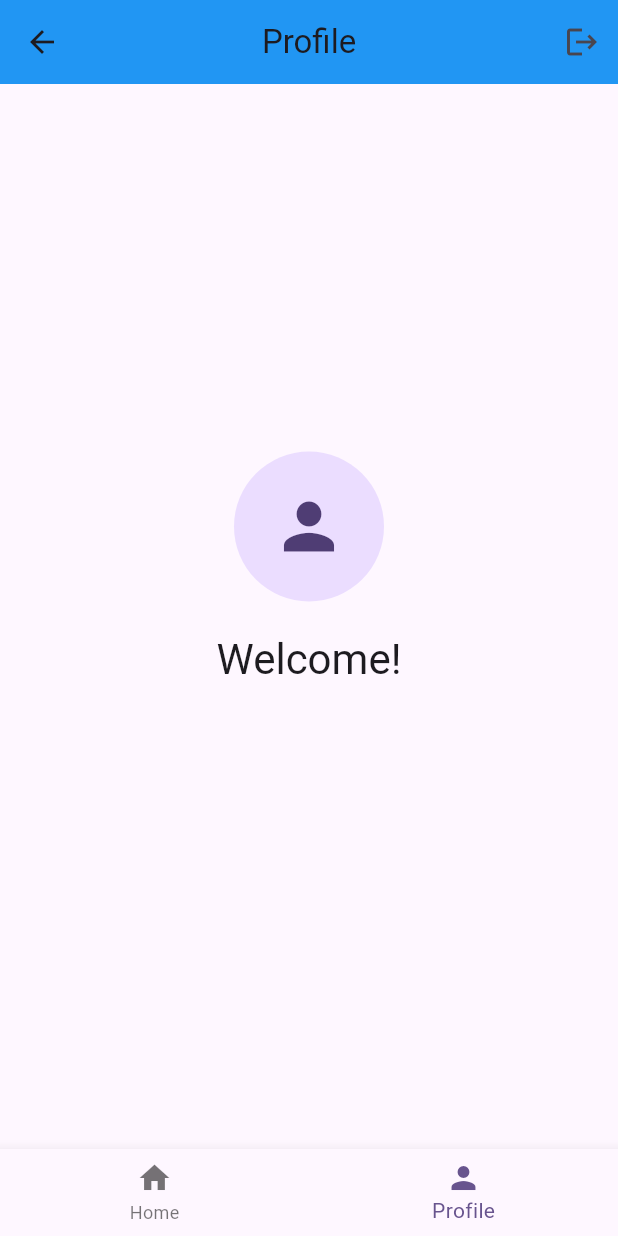
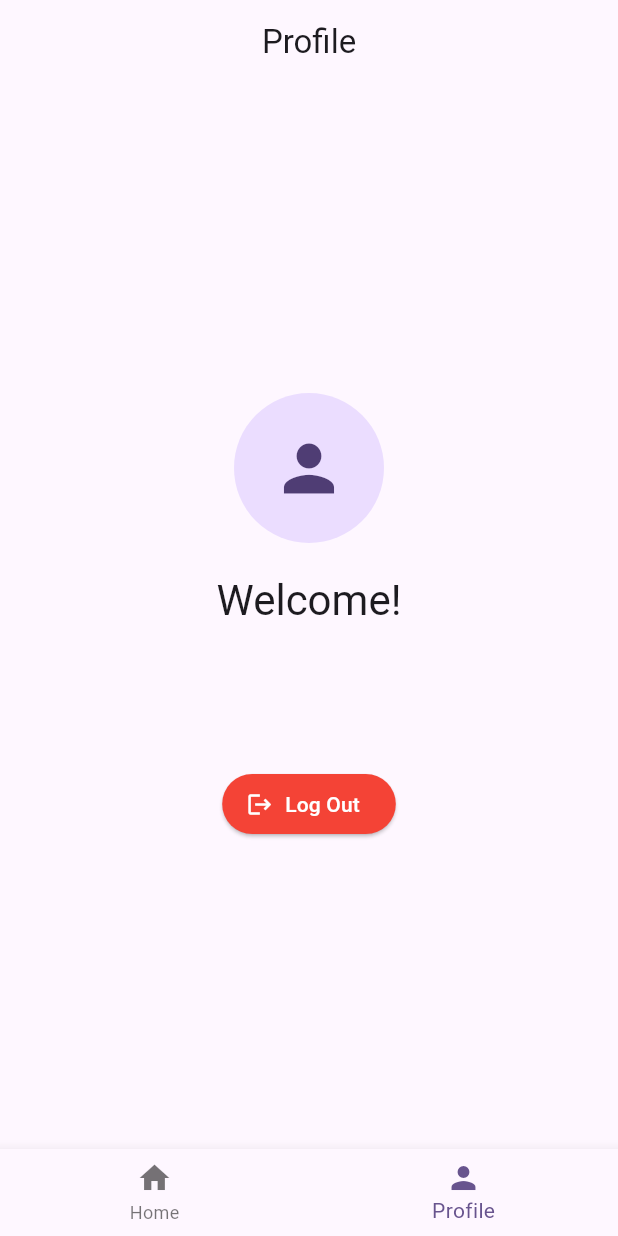
Before and after one commit to thendy18/edu_call2, a Flutter app: the AppMainScreen screen opened directly, item 2 of the bottom bar chosen, on a phone screen of 412 x 824 dp. Run offline on Flutter 3.47's test engine with Material 3 defaults, Android fonts, the phone set to English and light mode, and no system bars; our stand-ins replace cloud_firestore, firebase_auth, firebase_core, google_sign_in; missing offline and left inert: zego_uikit_prebuilt_video_conference; accounts and stored records are empty.

```diff
--- a/lib/features/auth/screen/google_login_screen.dart
+++ b/lib/features/auth/screen/google_login_screen.dart
@@ -1,7 +1,7 @@
 import 'package:firebase_auth/firebase_auth.dart';
 import 'package:flutter/material.dart';
 import 'package:projek_akhir_edukasi/features/auth/service/google_auth_service.dart';
-import 'package:projek_akhir_edukasi/features/home/screen/home_screen.dart';
+import 'package:projek_akhir_edukasi/features/home/screen/app_main_screen.dart';
 class GoogleLoginScreen extends StatefulWidget {
   const GoogleLoginScreen({super.key});
 
@@ -24,7 +24,7 @@
       if (userCredential != null && mounted) {
         Navigator.pushReplacement(
           context,
-          MaterialPageRoute(builder: (context) => const HomeScreen()),
+          MaterialPageRoute(builder: (context) => const AppMainScreen()),
         );
       } else {
         setState(() {
--- a/lib/features/home/screen/app_main_screen.dart
+++ b/lib/features/home/screen/app_main_screen.dart
@@ -1,4 +1,5 @@
 // lib/features/home/screen/app_main_screen.dart
+
 import 'package:flutter/material.dart';
 import 'package:projek_akhir_edukasi/features/home/screen/home_screen.dart';
 import 'package:projek_akhir_edukasi/features/home/screen/profile_screen.dart';
@@ -15,7 +16,6 @@
 
   // Daftar halaman yang akan ditampilkan
   List<Widget> pages = [
-
     // Halaman 0: Home
     const HomeScreen(),
 
@@ -26,7 +26,18 @@
   @override
   Widget build(BuildContext context) {
     return Scaffold(
-      body: pages[_page], // tampilkan halaman sesuai _page
+      // TAMBAHKAN APPBAR DI SINI agar Bottom Bar tidak tertutup
+      // Kita setel judulnya secara dinamis
+      appBar: AppBar(
+        title: Text(_page == 0 ? 'Home' : 'Profile'),
+        elevation: 0,
+        centerTitle: true,
+      ),
+
+      // Halaman yang sedang aktif
+      body: pages[_page],
+
+      // Bottom Navigation Bar
       bottomNavigationBar: BottomNavigationBar(
         currentIndex: _page,
         onTap: (index) {
--- a/lib/features/home/screen/home_screen.dart
+++ b/lib/features/home/screen/home_screen.dart
@@ -62,11 +62,11 @@
   @override
   Widget build(BuildContext context) {
     return Scaffold(
-      appBar: AppBar(
-        title: const Text('Home'),
-        elevation: 0,
-        centerTitle: true,
-      ),
+      // appBar: AppBar(
+      //   title: const Text('Home'),
+      //   elevation: 0,
+      //   centerTitle: true,
+      // ),
       body: Column(
         mainAxisAlignment: MainAxisAlignment.center,
         children: [
--- a/lib/features/home/screen/profile_screen.dart
+++ b/lib/features/home/screen/profile_screen.dart
@@ -1,4 +1,5 @@
 // lib/features/home/screen/profile_screen.dart
+
 import 'package:flutter/material.dart';
 import 'package:firebase_auth/firebase_auth.dart';
 import 'package:projek_akhir_edukasi/features/auth/screen/google_login_screen.dart';
@@ -11,32 +12,8 @@
   @override
   Widget build(BuildContext context) {
     final user = FirebaseAuth.instance.currentUser;
-
     return Scaffold(
-      appBar: AppBar(
-        title: const Text('Profile'),
-        backgroundColor: Colors.blue,
-        elevation: 0,
-        centerTitle: true,
-        actions: [
-          IconButton(
-            icon: const Icon(Icons.logout),
-            onPressed: () async {
-
-              //  1: LOGOUT LOGIC
-              await GoogleAuthService().signOut();
-
-              if (context.mounted) {
-                // PERBAIKAN 2: NAVIGASI
-                Navigator.of(context).pushAndRemoveUntil(
-                  MaterialPageRoute(builder: (context) => const GoogleLoginScreen()),
-                  (route) => false, // Hapus semua history
-                );
-              }
-            },
-          ),
-        ],
-      ),
+      // --- Tombol logout dipindahkan ke BODY agar bisa diakses ---
       body: Center(
         child: Column(
           mainAxisAlignment: MainAxisAlignment.center,
@@ -68,6 +45,28 @@
               user?.email ?? '',
               style: Theme.of(context).textTheme.bodyMedium,
             ),
+
+            // --- TOMBOL LOGOUT DIPINDAHKAN KE SINI (BODY) ---
+            const SizedBox(height: 30),
+            ElevatedButton.icon(
+              onPressed: () async {
+                await GoogleAuthService().signOut();
+
+                if (context.mounted) {
+                  Navigator.of(context).pushAndRemoveUntil(
+                    MaterialPageRoute(builder: (context) => const GoogleLoginScreen()),
+                    (route) => false, // Hapus semua history
+                  );
+                }
+              },
+              icon: const Icon(Icons.logout),
+              label: const Text('Log Out'),
+              style: ElevatedButton.styleFrom(
+                backgroundColor: Colors.red,
+                foregroundColor: Colors.white,
+              ),
+            ),
+            // ------------------------------------------------
           ],
         ),
       ),
```
